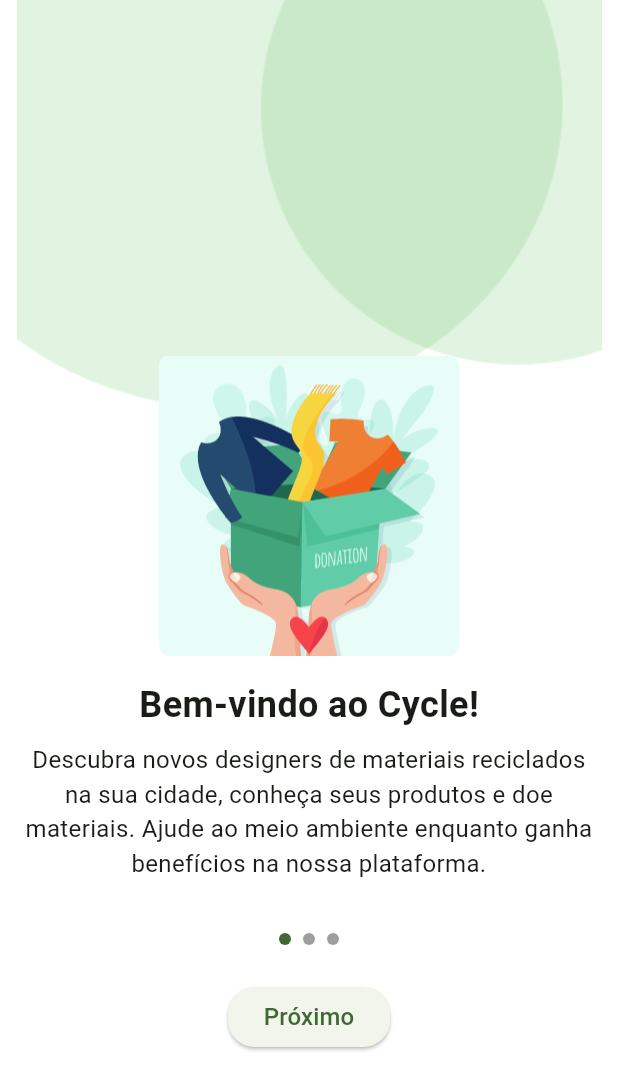
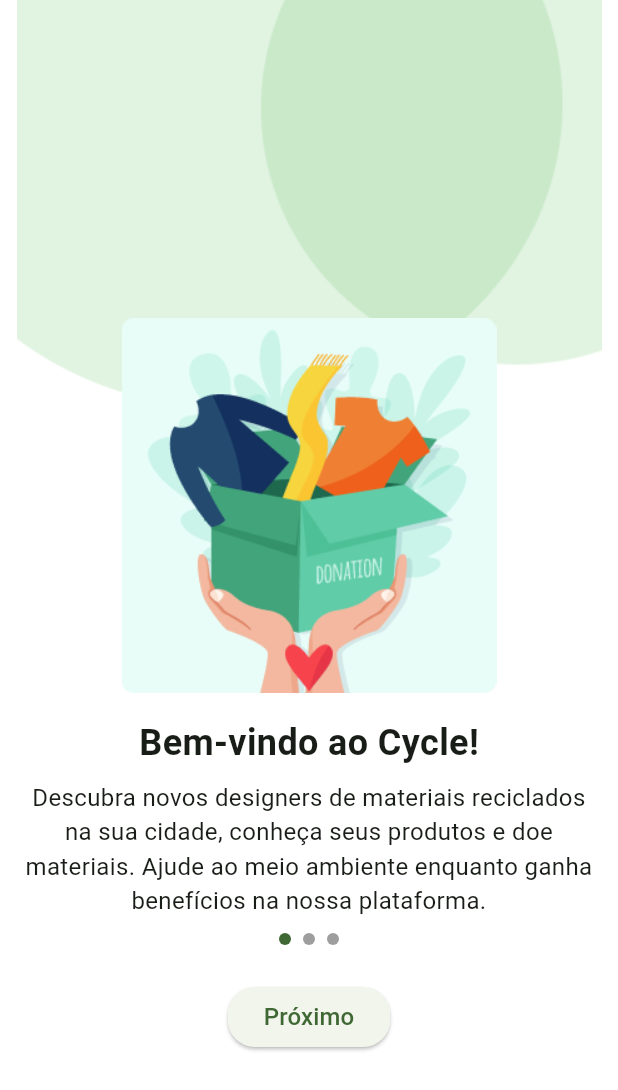
Before and after one commit to celsosoares/cycle-project, a Flutter app: the screen it shows after launch, on a phone screen of 412 x 824 dp. Shown: the top 1090 px of the screen. Run offline on Flutter 3.47's test engine with Material 3 defaults, Android fonts, the light colour scheme and no system bars; our stand-ins replace cloud_firestore, firebase_auth, firebase_core; accounts and stored records are empty.

Commit message:
new-images

```diff
--- a/lib/pages/welcome_contents.dart
+++ b/lib/pages/welcome_contents.dart
@@ -24,7 +24,7 @@ class PageOne extends StatelessWidget {
             children: [
               Image.asset(
                 'images/welcome1.png',
-                height: 200,
+                height: 250, // Aumentar a altura da imagem aqui
               ),
               const SizedBox(height: 16),
               const Text(
```
